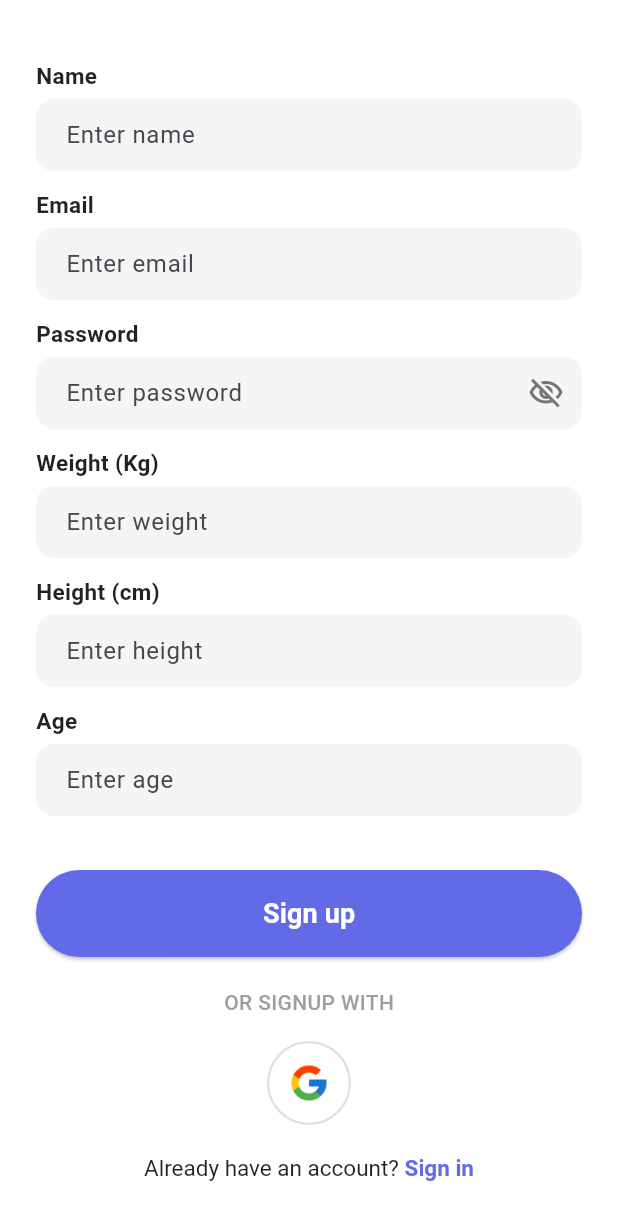
After one commit to Chanukaa2002/IOT-Mobile, a Flutter app: the SignUpPage screen opened directly, on a phone screen of 412 x 824 dp. The commit adds this screen. Shown: the top 1220 px of the screen. Run offline on Flutter 3.47's test engine with Material 3 defaults, Android fonts, the light colour scheme and no system bars; our stand-ins replace firebase_core; accounts and stored records are empty.

Commit message:
finalize the sign in and sign up screens without button functionalities (cannot clickeble yet only screen)

```diff
--- /dev/null
+++ b/lib/features/auth/pages/signup_page.dart
@@ -0,0 +1,237 @@
+import 'package:flutter/material.dart';
+// Adjust this import path to point to your AppColors file
+import 'package:cw_app/core/utils/app_colors.dart';
+
+class SignUpPage extends StatefulWidget {
+  const SignUpPage({super.key});
+
+  @override
+  State<SignUpPage> createState() => _SignUpPageState();
+}
+
+class _SignUpPageState extends State<SignUpPage> {
+  // State variable to toggle password visibility
+  bool _isPasswordObscured = true;
+
+  @override
+  Widget build(BuildContext context) {
+    return Scaffold(
+      backgroundColor: Colors.white,
+      // Use SingleChildScrollView to prevent overflow on smaller screens
+      body: SingleChildScrollView(
+        child: Padding(
+          padding: const EdgeInsets.symmetric(horizontal: 24.0),
+          child: Column(
+            crossAxisAlignment: CrossAxisAlignment.start,
+            children: [
+              // Top spacing - Further reduced
+              const SizedBox(height: 40),
+
+              // --- FORM FIELDS ---
+              _buildTextField(
+                label: "Name",
+                hint: "Enter name",
+                keyboardType: TextInputType.name,
+              ),
+              _buildTextField(
+                label: "Email",
+                hint: "Enter email",
+                keyboardType: TextInputType.emailAddress,
+              ),
+              _buildPasswordTextField(),
+              _buildTextField(
+                label: "Weight (Kg)",
+                hint: "Enter weight",
+                keyboardType: TextInputType.number,
+              ),
+              _buildTextField(
+                label: "Height (cm)",
+                hint: "Enter height",
+                keyboardType: TextInputType.number,
+              ),
+              _buildTextField(
+                label: "Age",
+                hint: "Enter age",
+                keyboardType: TextInputType.number,
+              ),
+
+              // Spacing before button - Further reduced
+              const SizedBox(height: 24),
+
+              // Sign Up Button
+              SizedBox(
+                width: double.infinity,
+                child: ElevatedButton(
+                  onPressed: () {
+                    // TODO: Handle sign up logic
+                  },
+                  style: ElevatedButton.styleFrom(
+                    backgroundColor: AppColors.primaryBlue,
+                    padding: const EdgeInsets.symmetric(vertical: 16),
+                    shape: RoundedRectangleBorder(
+                      borderRadius: BorderRadius.circular(50.0),
+                    ),
+                  ),
+                  child: const Text(
+                    "Sign up",
+                    style: TextStyle(
+                      fontSize: 18,
+                      fontWeight: FontWeight.bold,
+                      color: Colors.white,
+                    ),
+                  ),
+                ),
+              ),
+              // Spacing after button - Further reduced
+              const SizedBox(height: 20),
+
+              // "OR SIGNUP WITH" Divider
+              const Center(
+                child: Text(
+                  "OR SIGNUP WITH",
+                  style: TextStyle(
+                    color: Colors.grey,
+                    fontWeight: FontWeight.w500,
+                  ),
+                ),
+              ),
+              const SizedBox(height: 16),
+
+              // Google Login Button
+              Center(
+                child: OutlinedButton(
+                  onPressed: () {
+                    // TODO: Handle Google sign up
+                  },
+                  style: OutlinedButton.styleFrom(
+                    shape: const CircleBorder(),
+                    padding: const EdgeInsets.all(14),
+                    side: BorderSide(color: Colors.grey.shade300, width: 1.5),
+                  ),
+                  child: Image.asset('lib/core/assets/google.png', height: 28),
+                ),
+              ),
+
+              // Spacing before bottom text - Further reduced
+              const SizedBox(height: 20),
+
+              // "Already have an account?" Text
+              Center(
+                child: RichText(
+                  text: TextSpan(
+                    style: const TextStyle(fontSize: 15, color: Colors.black87),
+                    children: <TextSpan>[
+                      const TextSpan(text: "Already have an account? "),
+                      TextSpan(
+                        text: 'Sign in',
+                        style: const TextStyle(
+                          color: AppColors.primaryBlue,
+                          fontWeight: FontWeight.bold,
+                        ),
+                        // recognizer: TapGestureRecognizer()..onTap = () {
+                        //    TODO: Navigate back to Sign In page
+                        // },
+                      ),
+                    ],
+                  ),
+                ),
+              ),
+              const SizedBox(height: 30),
+            ],
+          ),
+        ),
+      ),
+    );
+  }
+
+  // Helper method to build a standard text field to reduce code repetition
+  Widget _buildTextField({
+    required String label,
+    required String hint,
+    required TextInputType keyboardType,
+  }) {
+    return Column(
+      crossAxisAlignment: CrossAxisAlignment.start,
+      children: [
+        Text(
+          label,
+          style: const TextStyle(
+            fontSize: 15,
+            fontWeight: FontWeight.w600,
+            color: Colors.black87,
+          ),
+        ),
+        const SizedBox(height: 5), // Further reduced
+        TextField(
+          keyboardType: keyboardType,
+          decoration: InputDecoration(
+            hintText: hint,
+            filled: true,
+            fillColor: Colors.grey[100],
+            border: OutlineInputBorder(
+              borderRadius: BorderRadius.circular(12.0),
+              borderSide: BorderSide.none,
+            ),
+            // Content padding - Further reduced to make field shorter
+            contentPadding: const EdgeInsets.symmetric(
+              vertical: 12,
+              horizontal: 16,
+            ),
+          ),
+        ),
+        // Spacing after field - Further reduced
+        const SizedBox(height: 12),
+      ],
+    );
+  }
+
+  // Helper method specifically for the password field
+  Widget _buildPasswordTextField() {
+    return Column(
+      crossAxisAlignment: CrossAxisAlignment.start,
+      children: [
+        const Text(
+          "Password",
+          style: TextStyle(
+            fontSize: 15,
+            fontWeight: FontWeight.w600,
+            color: Colors.black87,
+          ),
+        ),
+        const SizedBox(height: 5), // Further reduced
+        TextField(
+          obscureText: _isPasswordObscured,
+          decoration: InputDecoration(
+            hintText: "Enter password",
+            filled: true,
+            fillColor: Colors.grey[100],
+            border: OutlineInputBorder(
+              borderRadius: BorderRadius.circular(12.0),
+              borderSide: BorderSide.none,
+            ),
+            // Content padding - Further reduced to make field shorter
+            contentPadding: const EdgeInsets.symmetric(
+              vertical: 12,
+              horizontal: 16,
+            ),
+            suffixIcon: IconButton(
+              icon: Icon(
+                _isPasswordObscured
+                    ? Icons.visibility_off_outlined
+                    : Icons.visibility_outlined,
+                color: Colors.grey[600],
+              ),
+              onPressed: () {
+                setState(() {
+                  _isPasswordObscured = !_isPasswordObscured;
+                });
+              },
+            ),
+          ),
+        ),
+        // Spacing after field - Further reduced
+        const SizedBox(height: 12),
+      ],
+    );
+  }
+}
```
Also changed, not shown: lib/features/auth/pages/login_page.dart (added, +193 -0 lines), lib/main.dart (+7 -1 lines), lib/core/assets/google.png (added).
